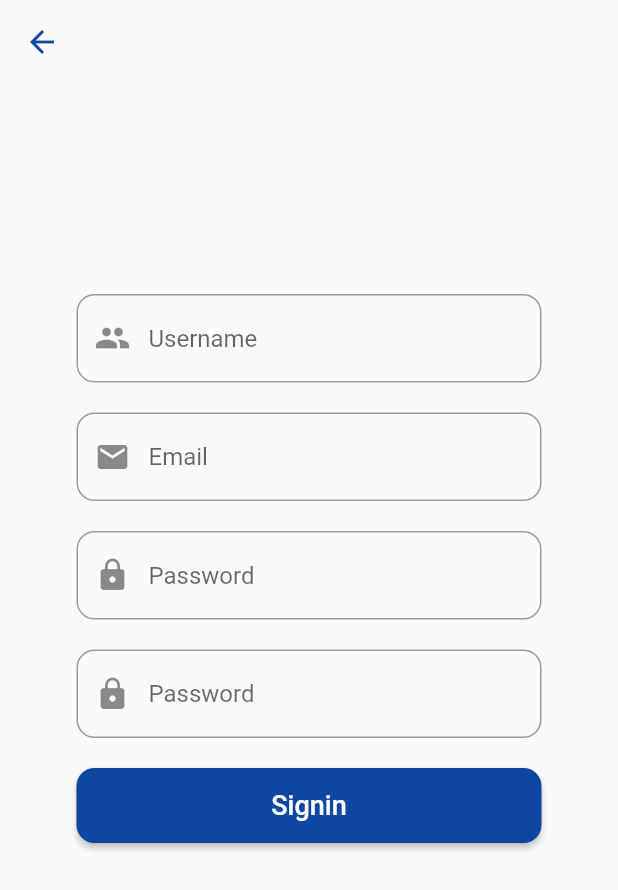
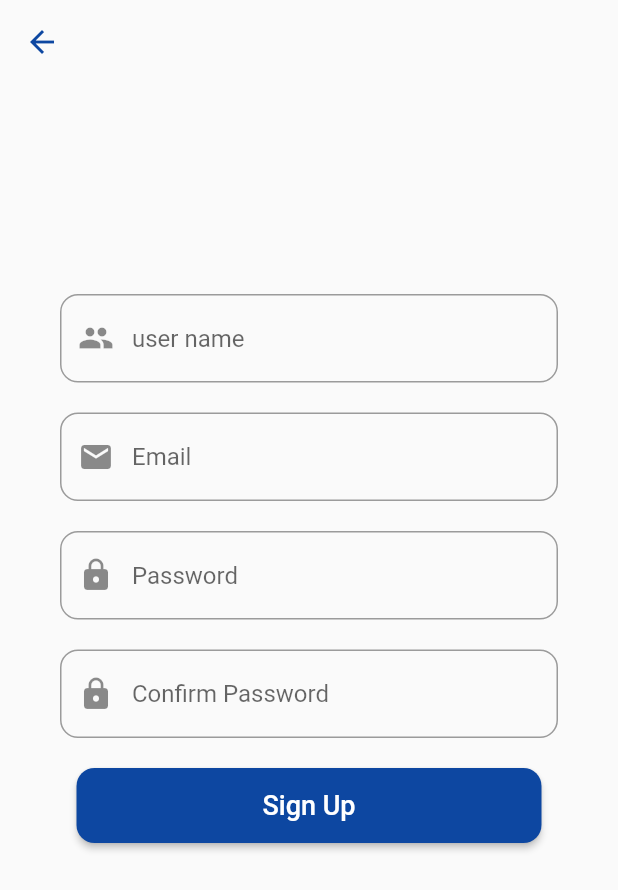
Before and after one commit to Ziaddunga/myproject, a Flutter app: the screen it shows after launch, after a tap on "Register", on a phone screen of 412 x 824 dp. Shown: the top 890 px of the screen. Run offline on Flutter 3.47's test engine with Material 2 defaults, Android fonts, the phone set to English and light mode, and no system bars; our stand-ins replace dio, get, get_storage; network calls fail.

Commit message:
Neotin 695

```diff
--- a/lib/CartScreen.dart
+++ b/lib/CartScreen.dart
@@ -1,4 +1,3 @@
-import 'package:flutter/cupertino.dart';
 import 'package:flutter/material.dart';
 import 'package:myproject/cart_list.dart';
 
--- a/lib/Signup.dart
+++ b/lib/Signup.dart
@@ -1,14 +1,23 @@
+import 'package:dio/dio.dart';
 import 'package:flutter/material.dart';
+import 'package:get/get.dart';
+import 'package:myproject/HomeScreen.dart';
+import 'package:myproject/login_screen.dart';
 
 class SignupScreen extends StatelessWidget {
   static const String screenRoute = 'Signup Screen';
-  var UsernameController = TextEditingController();
+  var usernameController = TextEditingController();
   var emailController = TextEditingController();
   var passwordController = TextEditingController();
   var confirmPasswordController = TextEditingController();
 
+  final GlobalKey<FormState> _key = GlobalKey();
+
   @override
   Widget build(BuildContext context) {
+    const space = SizedBox(
+      height: 20,
+    );
     return Scaffold(
       appBar: AppBar(
         backgroundColor: Colors.white.withOpacity(0),
@@ -18,7 +27,7 @@ class SignupScreen extends StatelessWidget {
           onPressed: () {
             // Navigator.pushNamed(context, LoginScreen.screenRoute);
           },
-          icon: Icon(
+          icon: const Icon(
             Icons.arrow_back,
           ),
         ),
@@ -27,209 +36,117 @@ class SignupScreen extends StatelessWidget {
         padding: const EdgeInsets.all(20),
         child: SingleChildScrollView(
           physics: const NeverScrollableScrollPhysics(),
+          child: Form(
+            key: _key,
             child: Column(
               children: [
                 const SizedBox(
                   height: 100,
                 ),
-              const SizedBox(
-                height: 20,
+                space,
+                _buildTextFormField(
+                  Icons.people,
+                  'user name',
+                  usernameController,
+                  TextInputType.name,
                 ),
-              Row(
-                mainAxisAlignment: MainAxisAlignment.center,
-                children: [
-                  Container(
-                    width: 310,
-                    child: TextFormField(
-                      controller: UsernameController,
-                      keyboardType: TextInputType.name,
-                      onFieldSubmitted: (String value) {
-                        print(value);
-                      },
-                      onChanged: (String value) {
-                        print(value);
-                      },
-                      decoration: InputDecoration(
-                        hintText: "Username",
-                        prefixIcon: const Icon(Icons.people),
-                        border: OutlineInputBorder(
-                          borderRadius: BorderRadius.circular(12),
+                space,
+                _buildTextFormField(
+                  Icons.email,
+                  'Email',
+                  emailController,
+                  TextInputType.emailAddress,
                 ),
+                space,
+                _buildTextFormField(
+                  Icons.lock,
+                  'Password',
+                  passwordController,
+                  TextInputType.visiblePassword,
+                  true,
                 ),
+                space,
+                _buildTextFormField(
+                  Icons.lock,
+                  'Confirm Password',
+                  confirmPasswordController,
+                  TextInputType.visiblePassword,
+                  true,
                 ),
-                  ),
-                  // const SizedBox(
-                  //   width: 20.0,
-                  // ),
-                  // Container(
-                  //   width: 125.0,
-                  //   child: TextFormField(
-                  //     controller: lastNameController,
-                  //     keyboardType: TextInputType.name,
-                  //     onFieldSubmitted: (String value) {
-                  //       print(value);
-                  //     },
-                  //     onChanged: (String value) {
-                  //       print(value);
-                  //     },
-                  //     decoration: const InputDecoration(
-                  //       labelText: 'Last Name',
-                  //       border: OutlineInputBorder(),
-                  //     ),
-                  //   ),
-                  // ),
-                ],
-              ),
-              const SizedBox(
-                height: 20.0,
-              ),
-              Container(
-                width: 310,
-                child: TextFormField(
-                  controller: emailController,
-                  keyboardType: TextInputType.emailAddress,
-                  onFieldSubmitted: (String value) {
-                    print(value);
-                  },
-                  onChanged: (String value) {
-                    print(value);
-                  },
-                  decoration: InputDecoration(
-                    hintText: "Email",
-                    prefixIcon: const Icon(Icons.mail),
-                    border: OutlineInputBorder(
-                      borderRadius: BorderRadius.circular(12),
-                    ),
-                  ),
-                ),
-              ),
-              const SizedBox(
-                height: 20.0,
-              ),
-              // const SizedBox(
-              //   height: 20.0,
-              // ),
-              Container(
-                width: 310,
-                child: TextFormField(
-                  controller: passwordController,
-                  keyboardType: TextInputType.visiblePassword,
-                  obscureText: true,
-                  onFieldSubmitted: (String value) {
-                    print(value);
-                  },
-                  onChanged: (String value) {
-                    print(value);
-                  },
-                  decoration: InputDecoration(
-                    hintText: "Password",
-                    prefixIcon: const Icon(Icons.lock),
-                    border: OutlineInputBorder(
-                      borderRadius: BorderRadius.circular(12),
-                    ),
-                  ),
-                ),
-              ),
-              const SizedBox(
-                height: 20.0,
-              ),
-              Container(
-                width: 310,
-                child: TextFormField(
-                  controller: confirmPasswordController,
-                  keyboardType: TextInputType.visiblePassword,
-                  obscureText: true,
-                  onFieldSubmitted: (String value) {
-                    print(value);
-                  },
-                  onChanged: (String value) {
-                    print(value);
-                  },
-                  decoration: InputDecoration(
-                    hintText: "Password",
-                    prefixIcon: const Icon(Icons.lock),
-                    border: OutlineInputBorder(
-                      borderRadius: BorderRadius.circular(12),
-                    ),
-                  ),
-                ),
-              ),
-              const SizedBox(
-                height: 20.0,
-              ),
+                space,
                 MaterialButton(
                   minWidth: 310,
                   height: 50,
                   color: Colors.blue[900],
                   shape: RoundedRectangleBorder(
                       borderRadius: BorderRadius.circular(12)),
-                onPressed: () {
-                  //     Navigator.pushNamed(context, Navigationbar.screenRoute);
-                  // todo login
+                  onPressed: () async {
+                    await signUp();
                   },
-                child: Text(
-                  'Signin',
+                  child: const Text(
+                    'Sign Up',
                     style: TextStyle(
                       fontSize: 18,
                       color: Colors.white,
                     ),
                   ),
                 ),
-              // const SizedBox(
-              //   height: 37.0,
-              // ),
-              // Container(
-              //   width: 270.0,
-              //   child: Row(
-              //     mainAxisAlignment: MainAxisAlignment.center,
-              //     children: [
-              //       Container(
-              //         width: 82.0,
-              //         height: 3.0,
-              //         color: Colors.grey[500],
-              //       ),
-              //       const Padding(
-              //         padding: EdgeInsets.symmetric(horizontal: 10.0),
-              //         child: Text(
-              //           'or continue with',
-              //           style: TextStyle(
-              //             fontSize: 12.0,
-              //             color: Colors.black,
-              //           ),
-              //         ),
-              //       ),
-              //       Container(
-              //         width: 82.0,
-              //         height: 3.0,
-              //         color: Colors.grey[500],
-              //       ),
-              //     ],
-              //   ),
-              // ),
-              // const SizedBox(
-              //   height: 20.0,
-              // ),
-              // Row(
-              //   mainAxisAlignment: MainAxisAlignment.center,
-              //   children: [
-              //     IconButton(
-              //       onPressed: () {},
-              //       icon: const Icon(
-              //         Icons.facebook,
-              //       ),
-              //     ),
-              //     IconButton(
-              //       onPressed: () {},
-              //       icon: const Icon(
-              //         Icons.g_mobiledata,
-              //       ),
-              //     ),
-              //   ],
-              // ),
               ],
+            ),
           ),
         ),
       ),
     );
   }
+
+  Widget _buildTextFormField(iconData, title, controller, textType,
+      [obsecureText]) {
+    return Padding(
+      padding: const EdgeInsets.symmetric(horizontal: 20),
+      child: TextFormField(
+        controller: controller,
+        keyboardType: textType,
+        obscureText: obsecureText ?? false,
+        validator: (value) {
+          if (value!.isEmpty) {
+            return 'this field is required';
           }
+          if (textType == TextInputType.emailAddress && !value.isEmail) {
+            return 'invalide email';
+          }
+          return null;
+        },
+        decoration: InputDecoration(
+          hintText: title,
+          prefixIcon: Icon(iconData),
+          border: OutlineInputBorder(
+            borderRadius: BorderRadius.circular(12),
+          ),
+        ),
+      ),
+    );
+  }
+
+  Future<void> signUp() async {
+    if (!_key.currentState!.validate()) {
+      return;
+    }
+    try {
+      final response = await Dio(BaseOptions(
+        baseUrl: 'http://192.168.1.7:80/api',
+      )).post('/register', data: {
+        'name': usernameController.text,
+        'email': emailController.text,
+        'password': passwordController.text,
+        'password_confirmation': confirmPasswordController.text,
+      });
+
+      print("token: ${response.data}");
+      if (response.statusCode == 200) {
+        Get.to(() => LoginScreen());
+      }
+    } on DioError catch (e) {
+      print(e);
+    }
+  }
+}
--- a/lib/cart_list.dart
+++ b/lib/cart_list.dart
@@ -1,4 +1,3 @@
-import 'package:get_storage/get_storage.dart';
 
 class CartList {
   static List<Map<String, String>> cartList = [];
--- a/lib/login_screen.dart
+++ b/lib/login_screen.dart
@@ -1,4 +1,7 @@
+import 'package:dio/dio.dart';
 import 'package:flutter/material.dart';
+import 'package:get/get.dart';
+import 'package:myproject/HomeScreen.dart';
 import 'package:myproject/Navigatorbar_screen.dart';
 import 'package:myproject/Signup.dart';
 
@@ -7,29 +10,20 @@ class LoginScreen extends StatelessWidget {
   var emailController = TextEditingController();
   var passwordController = TextEditingController();
 
-  // void login(String email, password) async
-  // {
-  //   try {
-  //     Response response = await post(Uri.parse('127.0.0.1:8000/api/login'),
-  //         body: {'email': email, 'password': password});
-  //     if (response.statusCode == 200) {
-  //       print('account login successfully');
-  //     } else {
-  //       print('failed');
-  //     }
-  //   } catch (e) {
-  //     print(e.toString());
-  //   }
-  // }
+  LoginScreen({super.key});
+  final GlobalKey<FormState> _key = GlobalKey();
 
   @override
   Widget build(BuildContext context) {
+    const space = SizedBox(height: 20);
     return Scaffold(
       // appBar: AppBar(),
       body: Padding(
         padding: const EdgeInsets.all(25.0),
         child: Center(
           child: SingleChildScrollView(
+            child: Form(
+              key: _key,
               child: Column(
                 crossAxisAlignment: CrossAxisAlignment.center,
                 children: [
@@ -38,64 +32,13 @@ class LoginScreen extends StatelessWidget {
                     width: 200,
                     height: 200,
                   ),
-                // Image.asset(
-                //   'assets/images/New.png',
-                //   width: 170,
-                //   height: 150,
-                // ),
-                const SizedBox(
-                  height: 20,
-                ),
-
-                // Text(
-                //   'Login',
-                //   style: TextStyle(
-                //     fontSize: 40.0,
-                //     fontWeight: FontWeight.bold,
-                //   ),
-                // ),
-                const SizedBox(
-                  height: 20,
-                ),
-                TextFormField(
-                  controller: emailController,
-                  keyboardType: TextInputType.emailAddress,
-                  onFieldSubmitted: (String value) {
-                    print(value);
-                  },
-                  onChanged: (String value) {
-                    print(value);
-                  },
-                  decoration: InputDecoration(
-                    hintText: "Email",
-                    prefixIcon: const Icon(Icons.mail),
-                    border: OutlineInputBorder(
-                      borderRadius: BorderRadius.circular(12),
-                    ),
-                  ),
-                ),
-                const SizedBox(
-                  height: 20.0,
-                ),
-                TextFormField(
-                  controller: passwordController,
-                  keyboardType: TextInputType.visiblePassword,
-                  obscureText: true,
-                  onFieldSubmitted: (String value) {
-                    print(value);
-                  },
-                  onChanged: (String value) {
-                    print(value);
-                  },
-                  decoration: InputDecoration(
-                    hintText: "Password",
-                    prefixIcon: const Icon(Icons.lock),
-                    border: OutlineInputBorder(
-                      borderRadius: BorderRadius.circular(12),
-                    ),
-                  ),
-                ),
-
+                  space,
+                  _buildTextFormField(Icons.email, 'Email', emailController,
+                      TextInputType.emailAddress),
+                  space,
+                  space,
+                  _buildTextFormField(Icons.lock, 'Password',
+                      passwordController, TextInputType.visiblePassword, true),
                   Row(
                     mainAxisAlignment: MainAxisAlignment.end,
                     children: [
@@ -133,7 +76,6 @@ class LoginScreen extends StatelessWidget {
                       ),
                     ),
                   ),
-
                   SizedBox(
                     height: 10.0,
                   ),
@@ -145,7 +87,8 @@ class LoginScreen extends StatelessWidget {
                       ),
                       TextButton(
                         onPressed: () {
-                        Navigator.pushNamed(context, SignupScreen.screenRoute);
+                          Navigator.pushNamed(
+                              context, SignupScreen.screenRoute);
                         },
                         child: Text(
                           "Register",
@@ -159,6 +102,56 @@ class LoginScreen extends StatelessWidget {
             ),
           ),
         ),
+      ),
     );
   }
+
+  Widget _buildTextFormField(iconData, title, controller, textType,
+      [obsecureText]) {
+    return Padding(
+      padding: const EdgeInsets.symmetric(horizontal: 20),
+      child: TextFormField(
+        controller: controller,
+        keyboardType: textType,
+        obscureText: obsecureText ?? false,
+        validator: (value) {
+          if (value!.isEmpty) {
+            return 'this field is required';
           }
+          if (textType == TextInputType.emailAddress && !value.isEmail) {
+            return 'invalide email';
+          }
+          return null;
+        },
+        decoration: InputDecoration(
+          hintText: title,
+          prefixIcon: Icon(iconData),
+          border: OutlineInputBorder(
+            borderRadius: BorderRadius.circular(12),
+          ),
+        ),
+      ),
+    );
+  }
+
+  Future<void> signUp() async {
+    if (!_key.currentState!.validate()) {
+      return;
+    }
+    try {
+      final response = await Dio(BaseOptions(
+        baseUrl: 'http://192.168.1.7:80/api',
+      )).post('/login', data: {
+        'email': emailController.text,
+        'password': passwordController.text,
+      });
+
+      print("token: ${response.data}");
+      if (response.statusCode == 200) {
+        Get.to(() => const HomeScreen());
+      }
+    } on DioError catch (e) {
+      print(e);
+    }
+  }
+}
--- a/pubspec.yaml
+++ b/pubspec.yaml
@@ -37,6 +37,7 @@ dependencies:
   cupertino_icons: ^1.0.2
   get: ^4.6.5
   get_storage: ^2.1.1
+  dio: ^5.0.1
 
 dev_dependencies:
   flutter_test:
```
Also changed, not shown: lib/psuDetails_screen.dart (+2 -55 lines), pubspec.lock. Lines whose indentation alone changed are shown as unchanged.
